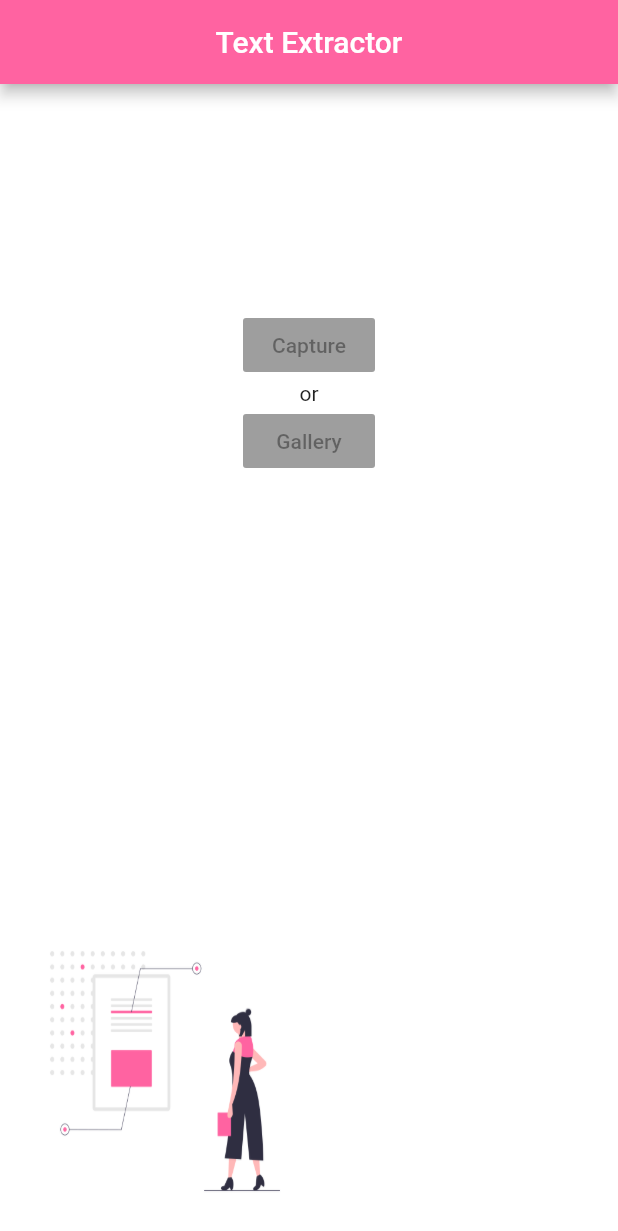
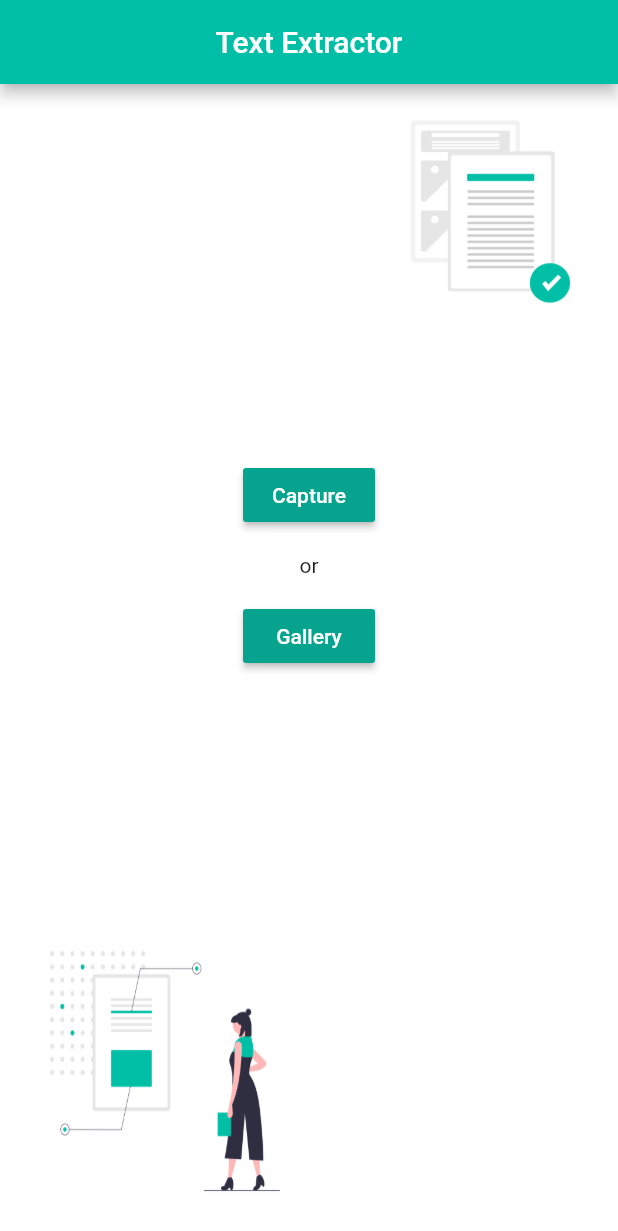
Before and after one commit to hadimir22/Text-Recognition-App, a Flutter app: the screen it shows after launch, on a phone screen of 412 x 824 dp. Shown: the top 1231 px of the screen. Run offline on Flutter 3.47's test engine with Material 2 defaults, Android fonts, the phone set to English and light mode, and no system bars.

Commit message:
feat: colors changed

```diff
--- a/lib/ui/home.dart
+++ b/lib/ui/home.dart
@@ -12,11 +12,17 @@ class _HomeState extends State<Home> {
       appBar: AppBar(
         title: Text('Text Extractor'),
         centerTitle: true,
-        backgroundColor: Color(0XFFFF63A1),
+        backgroundColor: Color(0XFF00BFA6),
       ),
       backgroundColor: Colors.white,
       body: Stack(
         children: <Widget>[
+          Container(
+            padding: EdgeInsets.all(10.0),
+            alignment: Alignment.topRight,
+            child: Image.asset('images/sync_files.png',
+                width: 150.0, height: 150.0, fit: BoxFit.fill),
+          ),
           Container(
             padding: EdgeInsets.all(10.0),
             alignment: Alignment.bottomLeft,
@@ -25,17 +31,32 @@ class _HomeState extends State<Home> {
           ),
           Container(
             alignment: Alignment.center,
-            margin: EdgeInsets.only(top: 150.0),
+            margin: EdgeInsets.only(top: 250.0),
             child: Column(
               children: <Widget>[
-                RaisedButton(
-                  child: Text('Capture'),
+                Padding(
+                  padding: const EdgeInsets.only(bottom: 10.0),
+                  child: RaisedButton(
+                    child: Text('Capture'),
+                    onPressed: () {},
+                    textColor: Colors.white,
+                    color: Color(0XFF06A48F),
+                  ),
                 ),
-                Container(
-                  child: Text('or'),
+                Padding(
+                  padding: const EdgeInsets.all(5.0),
+                  child: Container(
+                    child: Text('or'),
+                  ),
                 ),
-                RaisedButton(
-                  child: Text('Gallery'),
+                Padding(
+                  padding: const EdgeInsets.only(top: 10.0),
+                  child: RaisedButton(
+                    child: Text('Gallery'),
+                    onPressed: () {},
+                    textColor: Colors.white,
+                    color: Color(0XFF06A48F),
+                  ),
                 )
               ],
             ),
--- a/pubspec.yaml
+++ b/pubspec.yaml
@@ -47,6 +47,7 @@ flutter:
   # To add assets to your application, add an assets section, like this:
   assets:
     - images/file_analysis.png
+    - images/sync_files.png
 
   # An image asset can refer to one or more resolution-specific "variants", see
   # https://flutter.dev/assets-and-images/#resolution-aware.
```
Also changed, not shown: images/file_analysis.png, images/sync_files.png (added).
